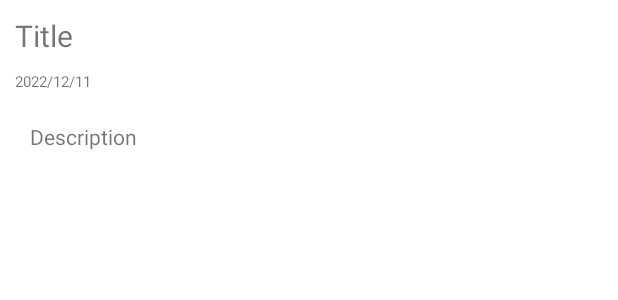
After one commit to devils2ndself/total-asset-calculator, an Android app: the layout news_recycler_row.xml on its own in the app's theme, with its tools: preview values and no code run, on a phone screen of 412 x 824 dp. The commit adds this screen. Shown: the top 300 px of the screen. Run offline under Robolectric (Android 15) with nearby library versions, the phone set to English and light mode, and no system bars; network calls fail.

Commit message:
news for home page

```diff
--- a/app/src/main/AndroidManifest.xml
+++ b/app/src/main/AndroidManifest.xml
@@ -19,7 +19,8 @@
         tools:targetApi="31">
         <activity
             android:name=".AssetDetailsActivity"
-            android:exported="false" />
+            android:exported="false"
+            android:parentActivityName=".AssetsListActivity" />
         <activity
             android:name=".AddAssetActivity"
             android:exported="false"
--- a/app/src/main/java/com/example/finalproject/AddAssetActivity.java
+++ b/app/src/main/java/com/example/finalproject/AddAssetActivity.java
@@ -4,6 +4,7 @@ import androidx.appcompat.app.AppCompatActivity;
 
 import android.annotation.SuppressLint;
 import android.content.Intent;
+import android.graphics.Bitmap;
 import android.os.Bundle;
 import android.view.Menu;
 import android.view.MenuInflater;
@@ -41,6 +42,8 @@ public class AddAssetActivity extends AppCompatActivity implements DatabaseManag
         List<String> spinnerArray =  new ArrayList<String>();
         spinnerArray.add("Stock");
         spinnerArray.add("Crypto");
+        spinnerArray.add("Cash");
+        spinnerArray.add("Bank money");
         ArrayAdapter<String> adapter = new ArrayAdapter<String>(
                 this, android.R.layout.simple_spinner_item, spinnerArray);
         adapter.setDropDownViewResource(android.R.layout.simple_spinner_dropdown_item);
@@ -75,6 +78,7 @@ public class AddAssetActivity extends AppCompatActivity implements DatabaseManag
                         apiManager.getCryptoPrice(name);
                         break;
                     default:
+                        dbManager.insertAssetAsync(newAsset);
                         break;
                 }
             } catch (Exception e) {
--- a/app/src/main/java/com/example/finalproject/AssetDetailsActivity.java
+++ b/app/src/main/java/com/example/finalproject/AssetDetailsActivity.java
@@ -4,6 +4,7 @@ import androidx.appcompat.app.AppCompatActivity;
 
 import android.annotation.SuppressLint;
 import android.content.Intent;
+import android.graphics.Bitmap;
 import android.os.Bundle;
 import android.widget.Button;
 import android.widget.EditText;
@@ -49,6 +50,7 @@ public class AssetDetailsActivity extends AppCompatActivity implements DatabaseM
                 apiManager.getCryptoPrice(asset.name);
                 break;
             default:
+                UpdatePrice(asset.unitPrice);
                 break;
         }
 
--- /dev/null
+++ b/app/src/main/res/layout/news_recycler_row.xml
@@ -0,0 +1,38 @@
+<?xml version="1.0" encoding="utf-8"?>
+<androidx.constraintlayout.widget.ConstraintLayout xmlns:android="http://schemas.android.com/apk/res/android"
+    xmlns:app="http://schemas.android.com/apk/res-auto"
+    xmlns:tools="http://schemas.android.com/tools"
+    android:layout_width="match_parent"
+    android:layout_height="wrap_content">
+
+    <TextView
+        android:id="@+id/news_title"
+        android:layout_width="match_parent"
+        android:layout_height="wrap_content"
+        android:layout_margin="10sp"
+        android:text="Title"
+        android:textSize="20sp"
+        app:layout_constraintStart_toStartOf="parent"
+        app:layout_constraintTop_toTopOf="parent" />
+
+    <TextView
+        android:id="@+id/news_posted"
+        android:layout_width="wrap_content"
+        android:layout_height="wrap_content"
+        android:text="2022/12/11"
+        android:textSize="10sp"
+        android:layout_margin="10sp"
+        app:layout_constraintStart_toStartOf="parent"
+        app:layout_constraintTop_toBottomOf="@+id/news_title" />
+
+    <TextView
+        android:id="@+id/news_description"
+        android:layout_width="match_parent"
+        android:layout_height="wrap_content"
+        android:layout_margin="20sp"
+        android:paddingBottom="40sp"
+        android:text="Description"
+        app:layout_constraintStart_toStartOf="parent"
+        app:layout_constraintTop_toBottomOf="@+id/news_posted" />
+
+</androidx.constraintlayout.widget.ConstraintLayout>
```
Also changed, not shown: app/src/main/java/com/example/finalproject/AssetsListActivity.java (+15 -0 lines), app/src/main/java/com/example/finalproject/JsonManager.java (+26 -0 lines), app/src/main/java/com/example/finalproject/MainActivity.java (+19 -1 lines), app/src/main/java/com/example/finalproject/NetworkManager.java (+9 -1 lines), app/src/main/java/com/example/finalproject/NewsArticle.java (added, +20 -0 lines), app/src/main/java/com/example/finalproject/NewsRecyclerAdapter.java (added, +79 -0 lines), app/src/main/java/com/example/finalproject/OtherRecyclerAdapter.java (added, +77 -0 lines), app/src/main/res/layout/activity_main.xml (+29 -6 lines).
